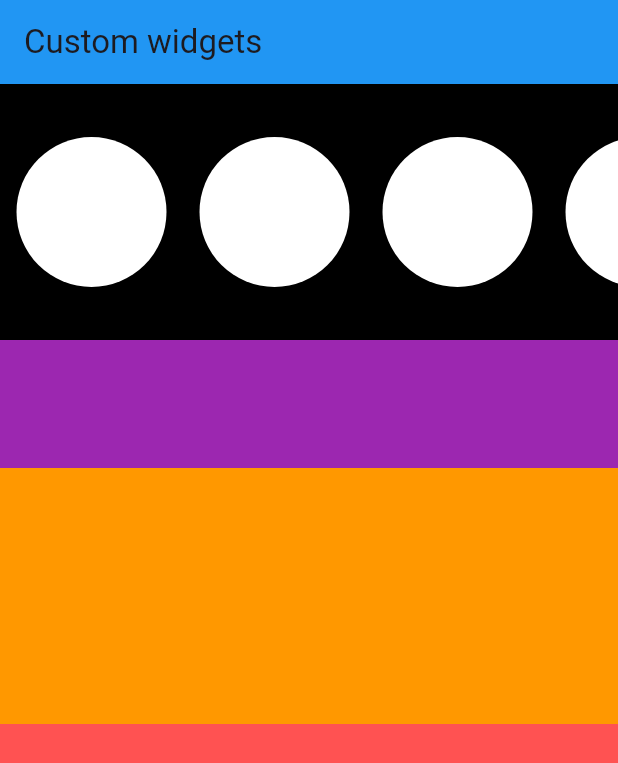
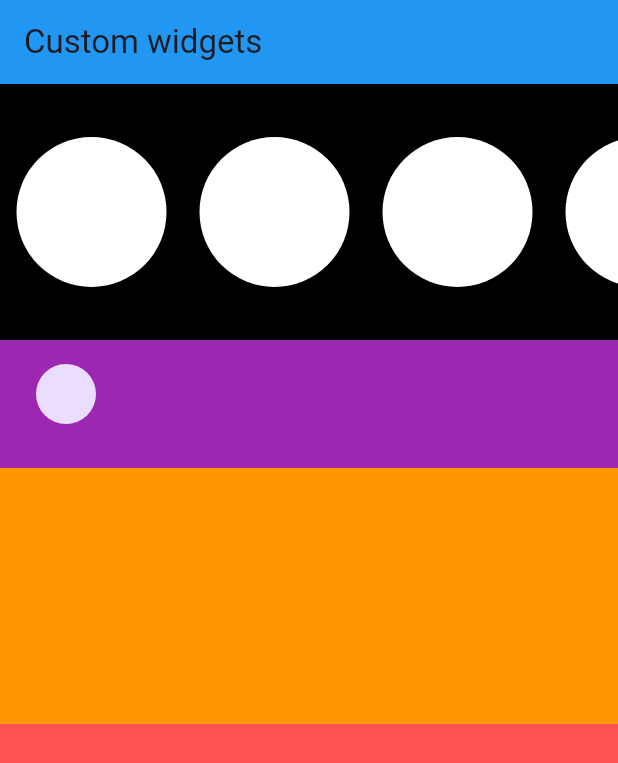
Before and after one commit to Piyushbhatt7/Flutter-Widgets, a Flutter app: the screen it shows after launch, on a phone screen of 412 x 824 dp. Shown: the top 763 px of the screen. Run offline on Flutter 3.47's test engine with Material 3 defaults, Android fonts, the light colour scheme and no system bars.

Commit message:
Custom widgets

```diff
--- a/lib/custom widgets.dart
+++ b/lib/custom widgets.dart
@@ -40,7 +40,16 @@ class custom_widget extends StatelessWidget {
           height: 200,
           color: Colors.purple,
           child: ListView.builder(itemBuilder: (context, index) => Padding(
-            padding: const EdgeInsets.all(8.0))),
+            padding: const EdgeInsets.all(8.0),
+            child: ListTile(
+              leading: CircleAvatar(
+
+              ),
+            ),
+            )
+
+
+            ),
       ),
        ),
 
```
